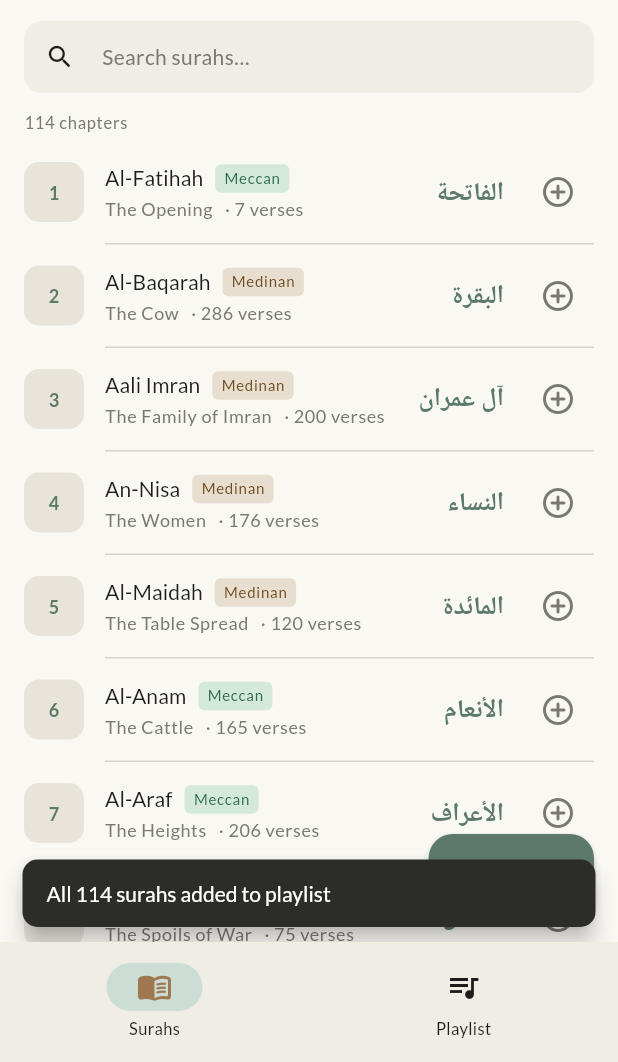
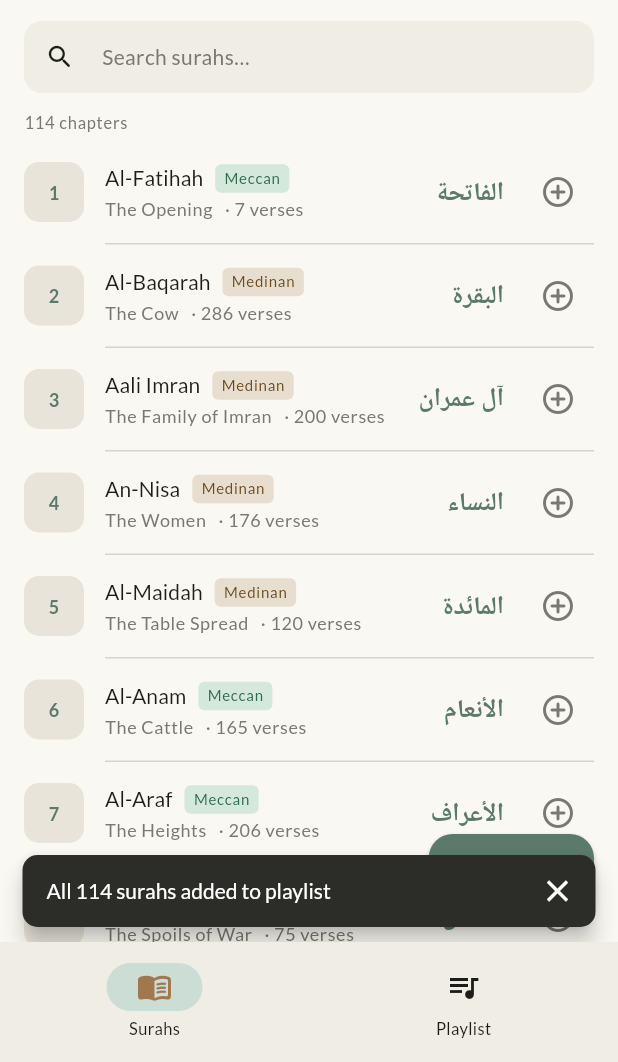
Before and after one commit to OnlyShoky/Quran-Player, a Flutter app: the screen it shows after launch, after a tap on "Add all", on a phone screen of 412 x 824 dp, the part 174-1236 px from its top. Run offline on Flutter 3.47's test engine with Material 3 defaults, Android fonts, the phone set to English and light mode, and no system bars; our stand-ins replace go_router, google_fonts, just_audio, shared_preferences; missing offline and left inert: audio_session; network calls fail; Roboto replaces fonts that are missing (Amiri); statements that could not run were skipped.

Commit message:
fix: sound and snackbar

```diff
--- a/lib/core/theme/app_theme.dart
+++ b/lib/core/theme/app_theme.dart
@@ -106,6 +106,8 @@ abstract class AppTheme {
         backgroundColor: isDark ? const Color(0xFF3A3A34) : const Color(0xFF2C2C28),
         contentTextStyle: GoogleFonts.lato(color: Colors.white, fontSize: 14),
         actionTextColor: isDark ? AppColors.primaryDark : const Color(0xFF9FCFC0),
+        showCloseIcon: true,
+        closeIconColor: Colors.white,
         behavior: SnackBarBehavior.floating,
         shape: RoundedRectangleBorder(borderRadius: BorderRadius.circular(10)),
       ),
--- a/lib/features/surah_list/surah_list_screen.dart
+++ b/lib/features/surah_list/surah_list_screen.dart
@@ -9,6 +9,7 @@ import '../../shared/providers/view_mode_provider.dart';
 import '../../shared/widgets/surah_tile.dart';
 import '../../shared/widgets/mosaic_grid_view.dart';
 import '../../shared/widgets/reciter_selector_sheet.dart';
+import '../../shared/utils/app_snackbar.dart';
 
 class SurahListScreen extends StatefulWidget {
   const SurahListScreen({super.key});
@@ -182,12 +183,7 @@ class _SurahListScreenState extends State<SurahListScreen> {
           ? FloatingActionButton.extended(
               onPressed: () {
                 playlist.addAllSurahs();
-                ScaffoldMessenger.of(context).showSnackBar(
-                  const SnackBar(
-                    content: Text('All 114 surahs added to playlist'),
-                    duration: Duration(seconds: 2),
-                  ),
-                );
+                showAppSnackBar(context, 'All 114 surahs added to playlist');
               },
               icon: const Icon(Icons.playlist_add_rounded),
               label: const Text('Add all'),
--- a/lib/shared/providers/player_provider.dart
+++ b/lib/shared/providers/player_provider.dart
@@ -1,6 +1,7 @@
 import 'dart:async';
 import 'package:flutter/foundation.dart';
 import 'package:just_audio/just_audio.dart';
+import 'package:audio_session/audio_session.dart';
 import '../../core/models/surah.dart';
 import '../../core/models/reciter.dart';
 import 'playlist_provider.dart';
@@ -24,6 +25,7 @@ class PlayerProvider extends ChangeNotifier {
   StreamSubscription? _playerStateSub;
   StreamSubscription? _positionSub;
   StreamSubscription? _durationSub;
+  StreamSubscription? _becomingNoisySub;
 
   PlaylistProvider? _playlistProvider;
 
@@ -39,7 +41,20 @@ class PlayerProvider extends ChangeNotifier {
   String? get errorMessage => _errorMessage;
 
   PlayerProvider() {
+    _initAudioSession();
     _initAudioListeners();
+  }
+
+  Future<void> _initAudioSession() async {
+    try {
+      final session = await AudioSession.instance;
+      await session.configure(const AudioSessionConfiguration.music());
+      _becomingNoisySub = session.becomingNoisyEventStream.listen((_) {
+        pause();
+      });
+    } catch (e) {
+      debugPrint('AudioSession init error: $e');
+    }
   }
 
   void updatePlaylistProvider(PlaylistProvider playlistProvider) {
@@ -230,6 +245,7 @@ class PlayerProvider extends ChangeNotifier {
 
   @override
   void dispose() {
+    _becomingNoisySub?.cancel();
     _playerStateSub?.cancel();
     _positionSub?.cancel();
     _durationSub?.cancel();
--- /dev/null
+++ b/lib/shared/utils/app_snackbar.dart
@@ -0,0 +1,35 @@
+import 'dart:async';
+import 'package:flutter/material.dart';
+
+Timer? _snackBarTimer;
+
+/// Displays a short-lived floating SnackBar with a close button,
+/// clearing any previously active SnackBars and guaranteeing auto-dismissal after at most 2.5s.
+void showAppSnackBar(
+  BuildContext context,
+  String message, {
+  SnackBarAction? action,
+  Duration duration = const Duration(milliseconds: 2500),
+}) {
+  _snackBarTimer?.cancel();
+  final messenger = ScaffoldMessenger.of(context);
+  messenger.clearSnackBars();
+
+  messenger.showSnackBar(
+    SnackBar(
+      content: Text(message),
+      duration: duration,
+      showCloseIcon: true,
+      closeIconColor: Colors.white,
+      behavior: SnackBarBehavior.floating,
+      dismissDirection: DismissDirection.horizontal,
+      action: action,
+    ),
+  );
+
+  _snackBarTimer = Timer(duration, () {
+    try {
+      messenger.hideCurrentSnackBar();
+    } catch (_) {}
+  });
+}
--- a/pubspec.yaml
+++ b/pubspec.yaml
@@ -18,6 +18,7 @@ dependencies:
   shared_preferences: ^2.3.0
   http: ^1.6.0
   just_audio: ^0.10.6
+  audio_session: ^0.1.21
 
 dev_dependencies:
   flutter_test:
```
Also changed, not shown: lib/features/playlist/playlist_screen.dart (+8 -9 lines), lib/shared/widgets/reciter_selector_sheet.dart (+4 -6 lines), lib/shared/widgets/surah_tile.dart (+9 -12 lines), pubspec.lock.
